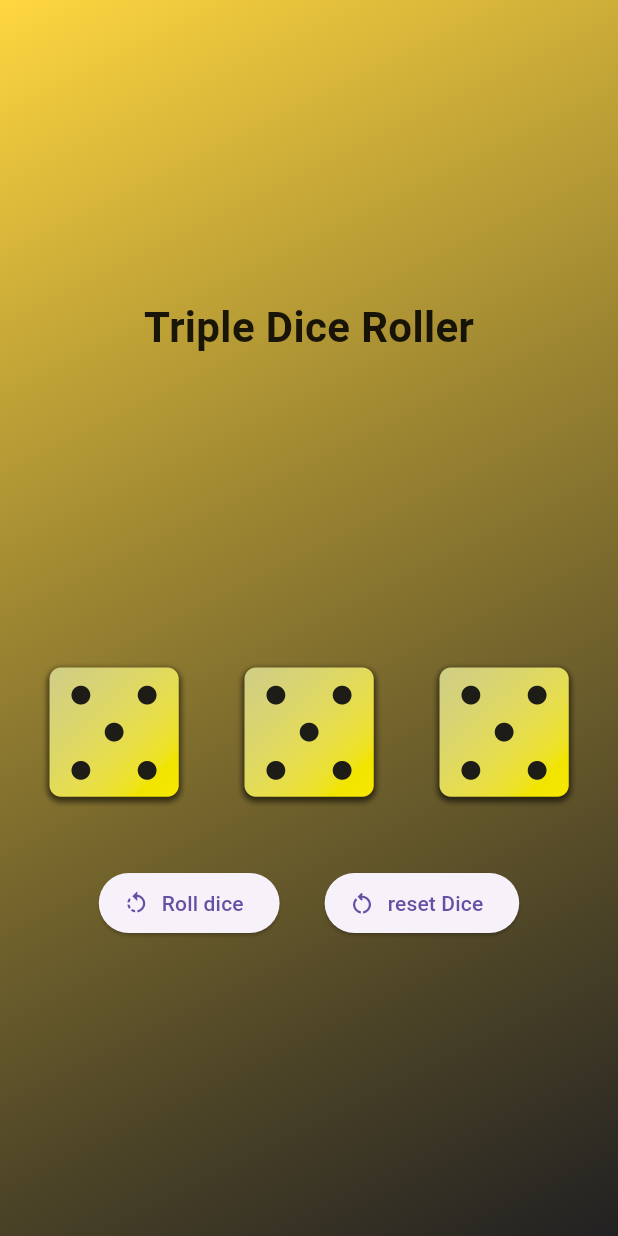
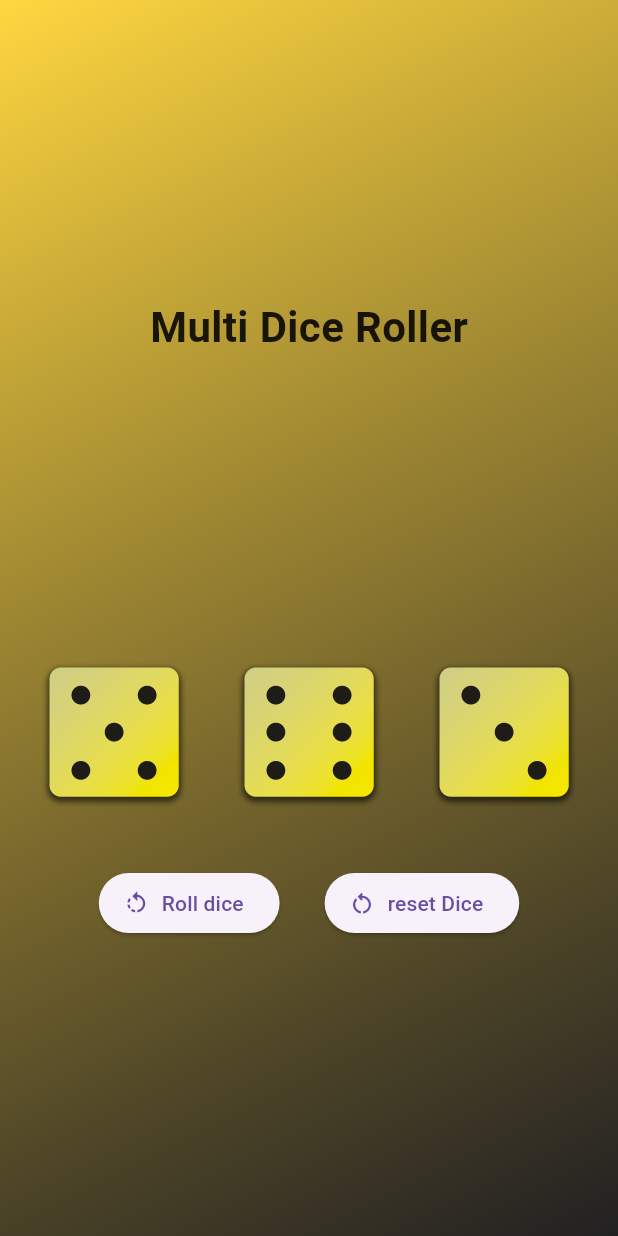
Before and after one commit to ishahzebali/multi_dice_roller, a Flutter app: the screen it shows after launch, after a tap on "Roll dice", on a phone screen of 412 x 824 dp. Run offline on Flutter 3.47's test engine with Material 3 defaults, Android fonts, the phone set to English and light mode, and no system bars.

Commit message:
first commit

```diff
--- a/lib/dice_rollor.dart
+++ b/lib/dice_rollor.dart
@@ -1,5 +1,9 @@
 import 'package:flutter/material.dart';
 import 'dart:math';
+
+
+
+final randomizer = Random();
 
 class DiceRollor extends StatefulWidget {
   const DiceRollor({super.key});
@@ -16,9 +20,9 @@
 
   void diceRoll() {
     setState(() {
-      currentDiceRoll1 = Random().nextInt(6) + 1;
-      currentDiceRoll2 = Random().nextInt(6) + 1;
-      currentDiceRoll3 = Random().nextInt(6) + 1;
+      currentDiceRoll1 = randomizer.nextInt(6) + 1;
+      currentDiceRoll2 = randomizer.nextInt(6) + 1;
+      currentDiceRoll3 = randomizer.nextInt(6) + 1;
     });
   }
 
@@ -38,7 +42,7 @@
           mainAxisAlignment: MainAxisAlignment.center,
           children: [
             const Text(
-              'Triple Dice Roller',
+              'Multi Dice Roller',
               style: TextStyle(
                 fontSize: 28,
                 fontWeight: FontWeight.bold,
```
